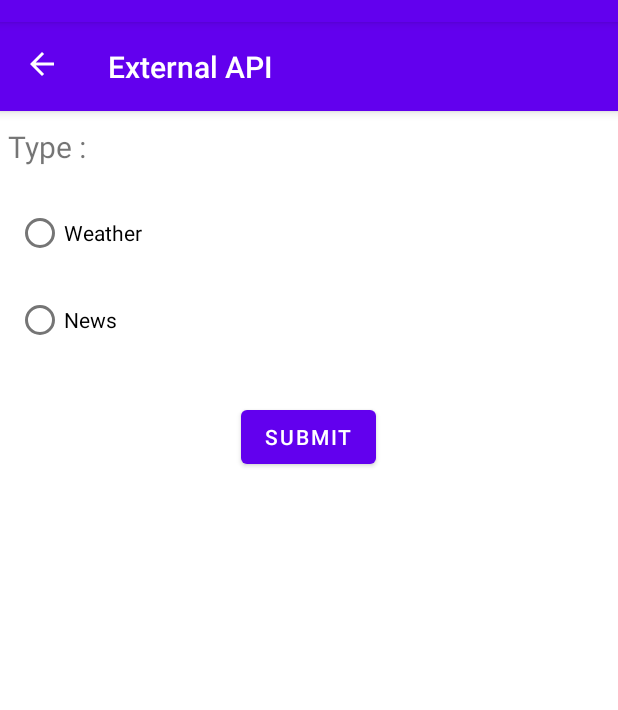
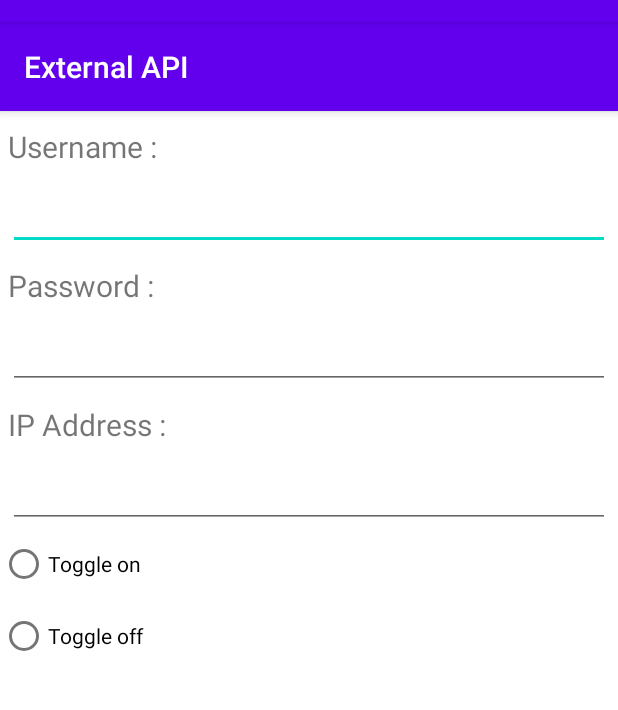
Before and after one commit to jrandiny/simple-tasker, an Android app: the fragment ExternalAPIFragment shown on its own in the app's theme, on a phone screen of 412 x 824 dp, the part 62-772 px from its top. Run offline under Robolectric (Android 15) with nearby library versions, the phone set to English and light mode, and no system bars.

Commit message:
update fragments view

```diff
--- a/app/src/main/res/layout/fragment_external_api.xml
+++ b/app/src/main/res/layout/fragment_external_api.xml
@@ -5,34 +5,23 @@
     android:layout_height="match_parent"
     tools:context=".module.externalAPI.ExternalAPIFragment">
 
+    <ScrollView
+        android:layout_width="match_parent"
+        android:layout_height="match_parent">
+
         <LinearLayout
             android:layout_width="match_parent"
-        android:layout_height="match_parent"
-        android:orientation="vertical">
+            android:layout_height="wrap_content"
+            android:orientation="vertical" >
 
             <com.google.android.material.appbar.AppBarLayout
                 android:layout_width="match_parent"
                 android:layout_height="wrap_content"
                 android:theme="@style/AppTheme.AppBarOverlay">
 
-            <LinearLayout
-                android:layout_width="match_parent"
-                android:layout_height="match_parent"
-                android:orientation="horizontal">
-
-                <ImageButton
-                    android:id="@+id/imageButton"
-                    android:layout_width="wrap_content"
-                    android:layout_height="wrap_content"
-                    android:background="@android:color/transparent"
-                    android:contentDescription="@string/todo"
-                    android:padding="@dimen/appbar_padding"
-                    android:src="@drawable/abc_vector_test"
-                    tools:ignore="PrivateResource" />
-
                 <TextView
                     android:id="@+id/title"
-                    android:layout_width="0dp"
+                    android:layout_width="wrap_content"
                     android:layout_height="wrap_content"
                     android:layout_weight="1"
                     android:minHeight="?actionBarSize"
@@ -41,7 +30,6 @@
                     android:textAlignment="textStart"
                     android:textAppearance="@style/TextAppearance.Widget.AppCompat.Toolbar.Title"
                     tools:ignore="HardcodedText" />
-            </LinearLayout>
 
 
             </com.google.android.material.appbar.AppBarLayout>
@@ -53,47 +41,82 @@
                 android:layout_marginStart="5dp"
                 android:layout_marginTop="10dp"
                 android:layout_marginEnd="5dp"
-            android:text="Type :"
+                android:text="Username :"
                 android:textSize="20sp"
                 tools:ignore="HardcodedText" />
 
-        <RadioGroup
-            android:layout_width="wrap_content"
+            <EditText
+                android:id="@+id/editText3"
+                android:layout_width="match_parent"
                 android:layout_height="wrap_content"
                 android:layout_marginStart="5dp"
                 android:layout_marginTop="10dp"
-            android:layout_marginEnd="5dp" >
+                android:layout_marginEnd="5dp"
+                android:ems="10"
+                android:inputType="textPersonName" />
+
+            <TextView
+                android:id="@+id/textView4"
+                android:layout_width="match_parent"
+                android:layout_height="wrap_content"
+                android:layout_marginStart="5dp"
+                android:layout_marginTop="10dp"
+                android:layout_marginEnd="5dp"
+                android:text="Password :"
+                android:textSize="20sp"
+                tools:ignore="HardcodedText" />
+
+            <EditText
+                android:id="@+id/editText5"
+                android:layout_width="match_parent"
+                android:layout_height="wrap_content"
+                android:layout_marginStart="5dp"
+                android:layout_marginTop="10dp"
+                android:layout_marginEnd="5dp"
+                android:ems="10"
+                android:inputType="textPassword" />
+
+            <TextView
+                android:id="@+id/textView5"
+                android:layout_width="match_parent"
+                android:layout_height="wrap_content"
+                android:layout_marginStart="5dp"
+                android:layout_marginTop="10dp"
+                android:layout_marginEnd="5dp"
+                android:text="IP Address :"
+                android:textSize="20sp"
+                tools:ignore="HardcodedText" />
+
+            <EditText
+                android:id="@+id/editText4"
+                android:layout_width="match_parent"
+                android:layout_height="wrap_content"
+                android:layout_marginStart="5dp"
+                android:layout_marginTop="10dp"
+                android:layout_marginEnd="5dp"
+                android:ems="10"
+                android:inputType="textPersonName" />
+
+            <RadioGroup
+                android:layout_width="match_parent"
+                android:layout_height="wrap_content">
 
                 <RadioButton
                     android:id="@+id/radioButton"
                     android:layout_width="match_parent"
                     android:layout_height="wrap_content"
-                android:layout_marginStart="5dp"
-                android:layout_marginTop="10dp"
-                android:layout_marginEnd="5dp"
-                android:text="Weather"
-                android:textSize="14sp"
+                    android:text="Toggle on"
                     tools:ignore="HardcodedText" />
 
                 <RadioButton
                     android:id="@+id/radioButton2"
                     android:layout_width="match_parent"
                     android:layout_height="wrap_content"
-                android:layout_marginStart="5dp"
-                android:layout_marginTop="10dp"
-                android:layout_marginEnd="5dp"
-                android:text="News"
+                    android:text="Toggle off"
                     tools:ignore="HardcodedText" />
             </RadioGroup>
 
-        <Button
-            android:id="@+id/button"
-            android:layout_width="wrap_content"
-            android:layout_height="wrap_content"
-            android:layout_gravity="bottom|center"
-            android:layout_marginTop="30dp"
-            android:text="Submit"
-            tools:ignore="HardcodedText" />
         </LinearLayout>
+    </ScrollView>
 
 </FrameLayout>
```
Also changed, not shown: app/src/main/res/layout/fragment_notify.xml (+1 -25 lines), app/src/main/res/layout/fragment_sensor.xml (+26 -22 lines), app/src/main/res/layout/fragment_time.xml (+0 -8 lines), app/src/main/res/layout/fragment_wifi.xml (+1 -26 lines). Lines whose indentation alone changed are shown as unchanged.
